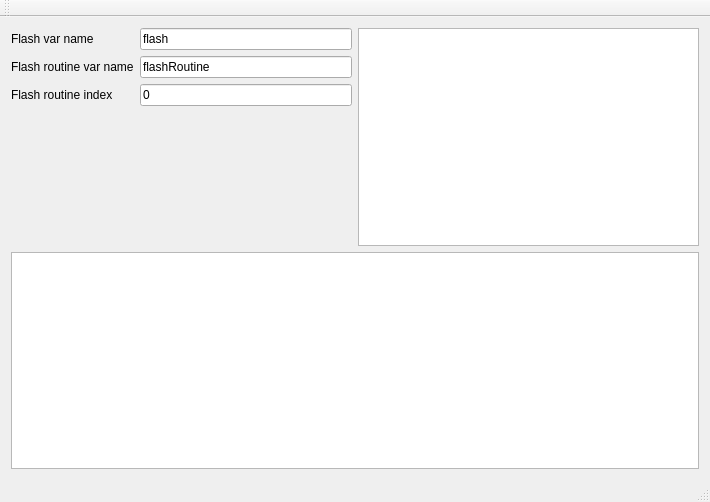
Above: flashgen/mainwindow.ui from josephradford/many-hands-flashgen before the change. Below: the same form after it.
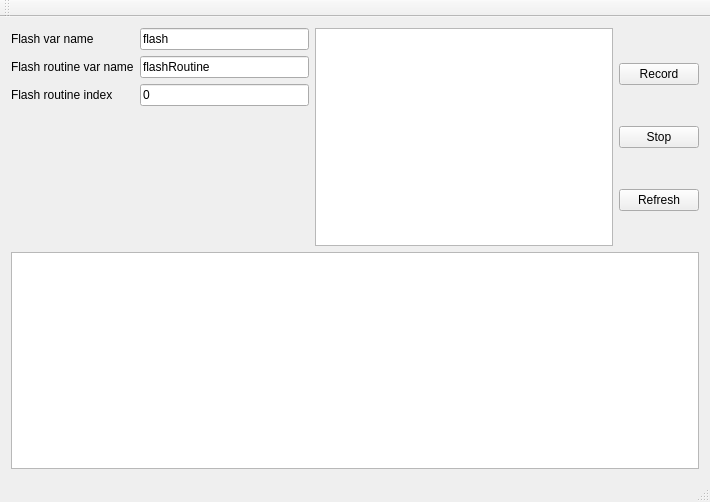
That is the form after the change.

Commit message: Add button to start input on RHS of screen

The edit to the form file:
```diff
--- a/flashgen/mainwindow.ui
+++ b/flashgen/mainwindow.ui
@@ -66,6 +66,40 @@
       <item>
        <widget class="QTableView" name="tableView_Routine"/>
       </item>
+      <item>
+       <layout class="QVBoxLayout" name="verticalLayout_3">
+        <item>
+         <widget class="QPushButton" name="btn_Record">
+          <property name="toolTip">
+           <string>Start recording</string>
+          </property>
+          <property name="text">
+           <string>Record</string>
+          </property>
+         </widget>
+        </item>
+        <item>
+         <widget class="QPushButton" name="btn_Stop">
+          <property name="toolTip">
+           <string>Stop recording</string>
+          </property>
+          <property name="text">
+           <string>Stop</string>
+          </property>
+         </widget>
+        </item>
+        <item>
+         <widget class="QPushButton" name="btn_Refresh">
+          <property name="toolTip">
+           <string>Refresh the code output with the current parameters</string>
+          </property>
+          <property name="text">
+           <string>Refresh</string>
+          </property>
+         </widget>
+        </item>
+       </layout>
+      </item>
      </layout>
     </item>
     <item>
```
